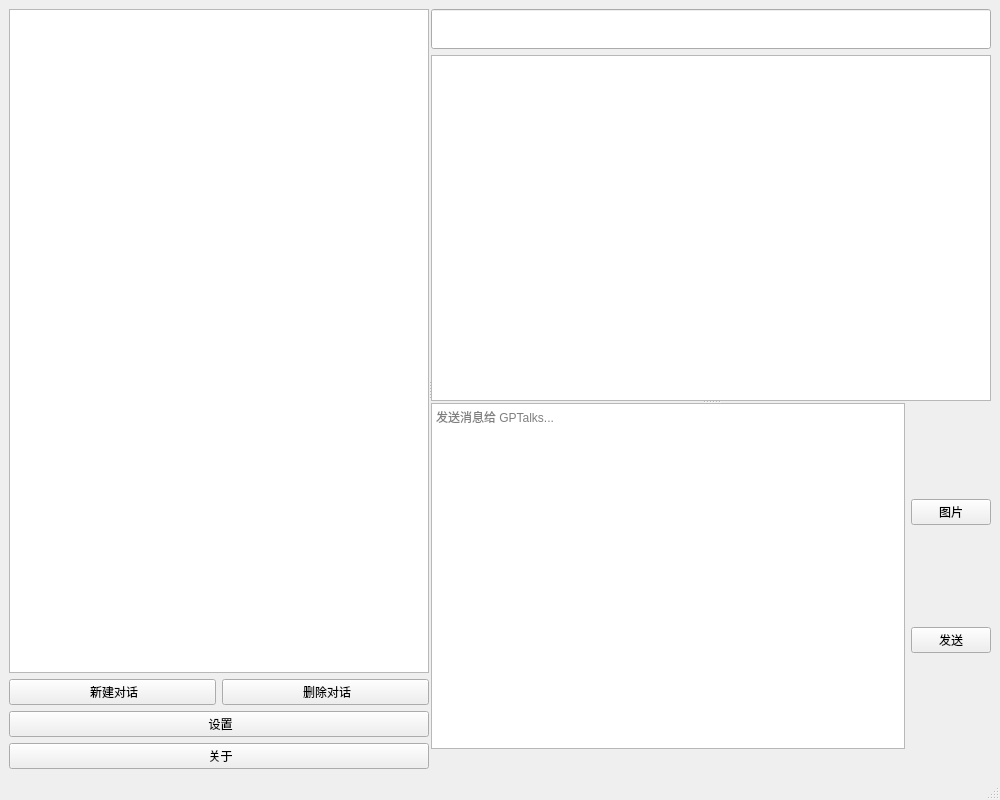
Before: the Qt Designer form ui/main_window.ui in liyixin1/GPTalks, drawn with Qt 5.
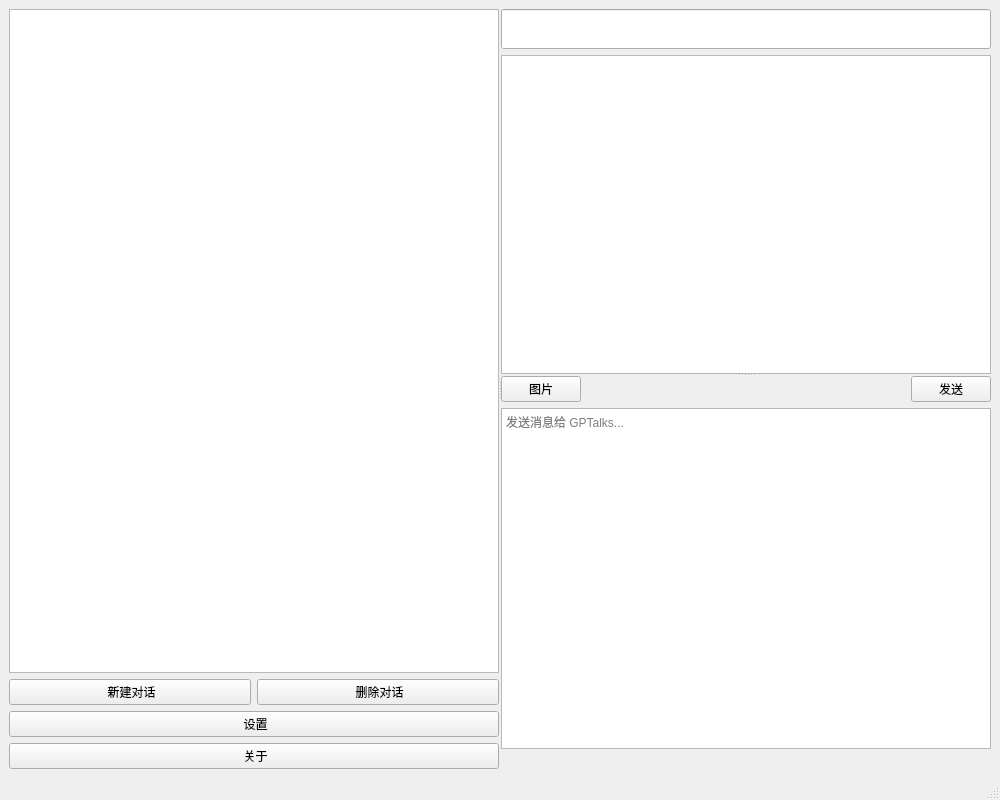
After: the same form once the commit is applied. Icons and pictures are not drawn.

Commit message: 调整主界面UI设计

The edit to the form file:
```diff
--- a/ui/main_window.ui
+++ b/ui/main_window.ui
@@ -162,29 +162,10 @@
            </property>
           </widget>
           <widget class="QWidget" name="layoutWidget_4">
-           <layout class="QHBoxLayout" name="horizontalLayout_4">
+           <layout class="QVBoxLayout" name="verticalLayout_6">
             <item>
-             <widget class="QPlainTextEdit" name="plainTextEdit_input">
-              <property name="enabled">
-               <bool>true</bool>
-              </property>
-              <property name="toolTip">
-               <string/>
-              </property>
-              <property name="undoRedoEnabled">
-               <bool>true</bool>
-              </property>
-              <property name="overwriteMode">
-               <bool>false</bool>
-              </property>
-              <property name="placeholderText">
-               <string>发送消息给 GPTalks...</string>
-              </property>
-             </widget>
-            </item>
-            <item>
-             <layout class="QVBoxLayout" name="verticalLayout_2">
-              <item>
+             <layout class="QHBoxLayout" name="horizontalLayout">
+              <item alignment="Qt::AlignLeft">
                <widget class="QPushButton" name="pushButton_upload">
                 <property name="toolTip">
                  <string>支持上传1张图片
@@ -217,7 +198,7 @@
                 </property>
                </widget>
               </item>
-              <item>
+              <item alignment="Qt::AlignRight">
                <widget class="QPushButton" name="pushButton_send">
                 <property name="toolTip">
                  <string>[回车键]换行，[ctrl+回车键]发送</string>
@@ -239,6 +220,25 @@
               </item>
              </layout>
             </item>
+            <item>
+             <widget class="QPlainTextEdit" name="plainTextEdit_input">
+              <property name="enabled">
+               <bool>true</bool>
+              </property>
+              <property name="toolTip">
+               <string/>
+              </property>
+              <property name="undoRedoEnabled">
+               <bool>true</bool>
+              </property>
+              <property name="overwriteMode">
+               <bool>false</bool>
+              </property>
+              <property name="placeholderText">
+               <string>发送消息给 GPTalks...</string>
+              </property>
+             </widget>
+            </item>
            </layout>
           </widget>
          </widget>
```
The commit also changes 2 other files.
